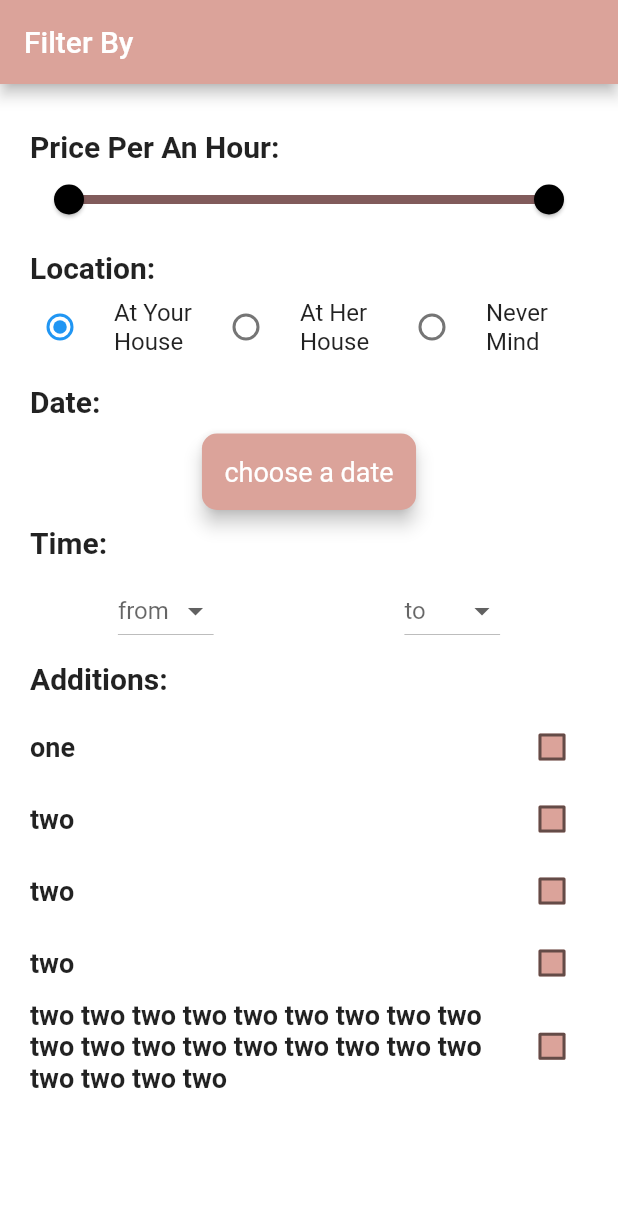
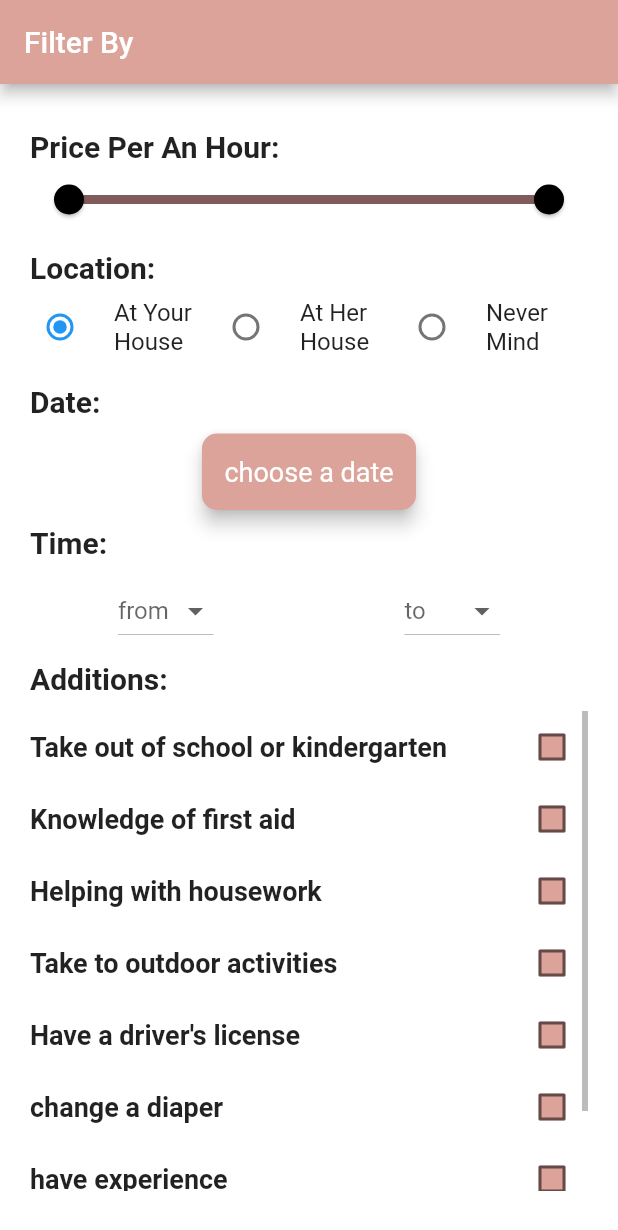
Before and after one commit to Tomerki/Babysitter_Social_App_Client, a Flutter app: the screen it shows after launch, on a phone screen of 412 x 824 dp. Shown: the top 1230 px of the screen. Run offline on Flutter 3.47's test engine with Material 2 defaults, Android fonts, the phone set to English and light mode, and no system bars.

Commit message:
filter addition in list

```diff
--- a/lib/screens/filter_screen.dart
+++ b/lib/screens/filter_screen.dart
@@ -17,6 +17,27 @@ class _FilterScreennState extends State<FilterScreen> {
   late double selectedValue;
   int? fromDropdownValue;
   int? toDropdownValue;
+  Map<String, bool> currentAdditionsFilters = {
+    'Take out of school or kindergarten': false,
+    'Knowledge of first aid': false,
+    'Helping with housework': false,
+    'Take to outdoor activities': false,
+    'Have a driver\'s license': false,
+    'change a diaper': false,
+    'have experience': false,
+    'Studied education': false,
+  };
+  List<String> currentAdditionsFiltersList = [
+    'Take out of school or kindergarten',
+    'Knowledge of first aid',
+    'Helping with housework',
+    'Take to outdoor activities',
+    'Have a driver\'s license',
+    'change a diaper',
+    'have experience',
+    'Studied education',
+  ];
+
   bool isCheckedOne = false;
   bool isCheckedTwo = false;
   RangeValues values = RangeValues(0.0, 100.0);
@@ -258,12 +279,13 @@ class _FilterScreennState extends State<FilterScreen> {
                       isAlwaysShown: true,
                       child: SingleChildScrollView(
                         child: Column(
-                          children: [
-                            Row(
+                          children: List.generate(
+                              currentAdditionsFiltersList.length, (index) {
+                            return Row(
                               mainAxisAlignment: MainAxisAlignment.spaceBetween,
                               children: [
                                 Text(
-                                  'one',
+                                  currentAdditionsFiltersList[index],
                                   style: TextStyle(
                                     fontSize: 18,
                                     fontWeight: FontWeight.bold,
@@ -275,118 +297,20 @@ class _FilterScreennState extends State<FilterScreen> {
                                     (states) =>
                                         Color.fromARGB(255, 219, 163, 154),
                                   ),
-                                  value: isCheckedOne,
+                                  value: currentAdditionsFilters[
+                                      currentAdditionsFiltersList[index]],
                                   onChanged: (bool? value) {
+                                    // print(currentAdditionsFiltersList[index]);
                                     setState(() {
-                                      isCheckedOne = value!;
+                                      currentAdditionsFilters[
+                                          currentAdditionsFiltersList[
+                                              index]] = value!;
                                     });
                                   },
                                 )
                               ],
-                            ),
-                            Row(
-                              mainAxisAlignment: MainAxisAlignment.spaceBetween,
-                              children: [
-                                Text(
-                                  'two',
-                                  style: TextStyle(
-                                    fontSize: 18,
-                                    fontWeight: FontWeight.bold,
-                                  ),
-                                ),
-                                Checkbox(
-                                  checkColor: Colors.white,
-                                  fillColor: MaterialStateColor.resolveWith(
-                                    (states) =>
-                                        Color.fromARGB(255, 219, 163, 154),
-                                  ),
-                                  value: isCheckedTwo,
-                                  onChanged: (bool? value) {
-                                    setState(() {
-                                      isCheckedTwo = value!;
-                                    });
-                                  },
-                                ),
-                              ],
-                            ),
-                            Row(
-                              mainAxisAlignment: MainAxisAlignment.spaceBetween,
-                              children: [
-                                Text(
-                                  'two',
-                                  style: TextStyle(
-                                    fontSize: 18,
-                                    fontWeight: FontWeight.bold,
-                                  ),
-                                ),
-                                Checkbox(
-                                  checkColor: Colors.white,
-                                  fillColor: MaterialStateColor.resolveWith(
-                                    (states) =>
-                                        Color.fromARGB(255, 219, 163, 154),
-                                  ),
-                                  value: isCheckedTwo,
-                                  onChanged: (bool? value) {
-                                    setState(() {
-                                      isCheckedTwo = value!;
-                                    });
-                                  },
-                                ),
-                              ],
-                            ),
-                            Row(
-                              mainAxisAlignment: MainAxisAlignment.spaceBetween,
-                              children: [
-                                Text(
-                                  'two',
-                                  style: TextStyle(
-                                    fontSize: 18,
-                                    fontWeight: FontWeight.bold,
-                                  ),
-                                ),
-                                Checkbox(
-                                  checkColor: Colors.white,
-                                  fillColor: MaterialStateColor.resolveWith(
-                                    (states) =>
-                                        Color.fromARGB(255, 219, 163, 154),
-                                  ),
-                                  value: isCheckedTwo,
-                                  onChanged: (bool? value) {
-                                    setState(() {
-                                      isCheckedTwo = value!;
-                                    });
-                                  },
-                                ),
-                              ],
-                            ),
-                            Row(
-                              mainAxisAlignment: MainAxisAlignment.spaceBetween,
-                              children: [
-                                Expanded(
-                                  child: Text(
-                                    'two two two two two two two two two two two two two two two two two two two two two two',
-                                    style: TextStyle(
-                                      fontSize: 18,
-                                      fontWeight: FontWeight.bold,
-                                    ),
-                                  ),
-                                ),
-                                Checkbox(
-                                  checkColor: Colors.white,
-                                  fillColor: MaterialStateColor.resolveWith(
-                                    (states) =>
-                                        Color.fromARGB(255, 219, 163, 154),
-                                  ),
-                                  value: isCheckedTwo,
-                                  onChanged: (bool? value) {
-                                    setState(() {
-                                      isCheckedTwo = value!;
-                                    });
-                                  },
-                                ),
-                              ],
-                            ),
-                          ],
+                            );
+                          }),
                         ),
                       ),
                     ),
```
Also changed, not shown: lib/stam.txt (added, +129 -0 lines).
